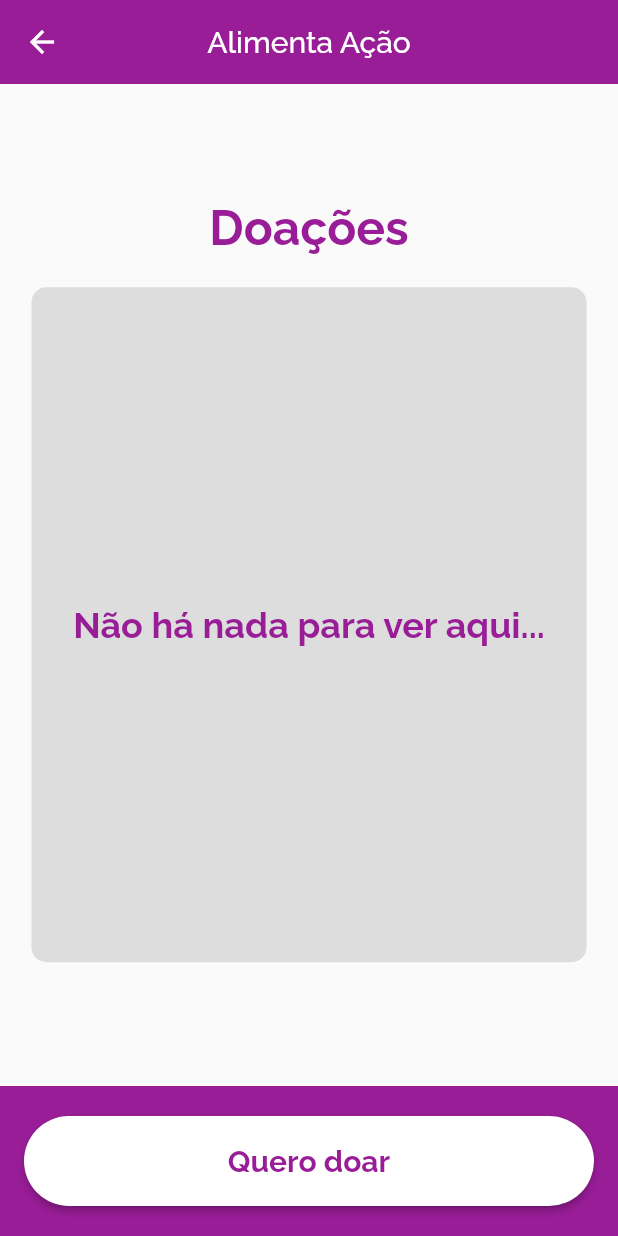
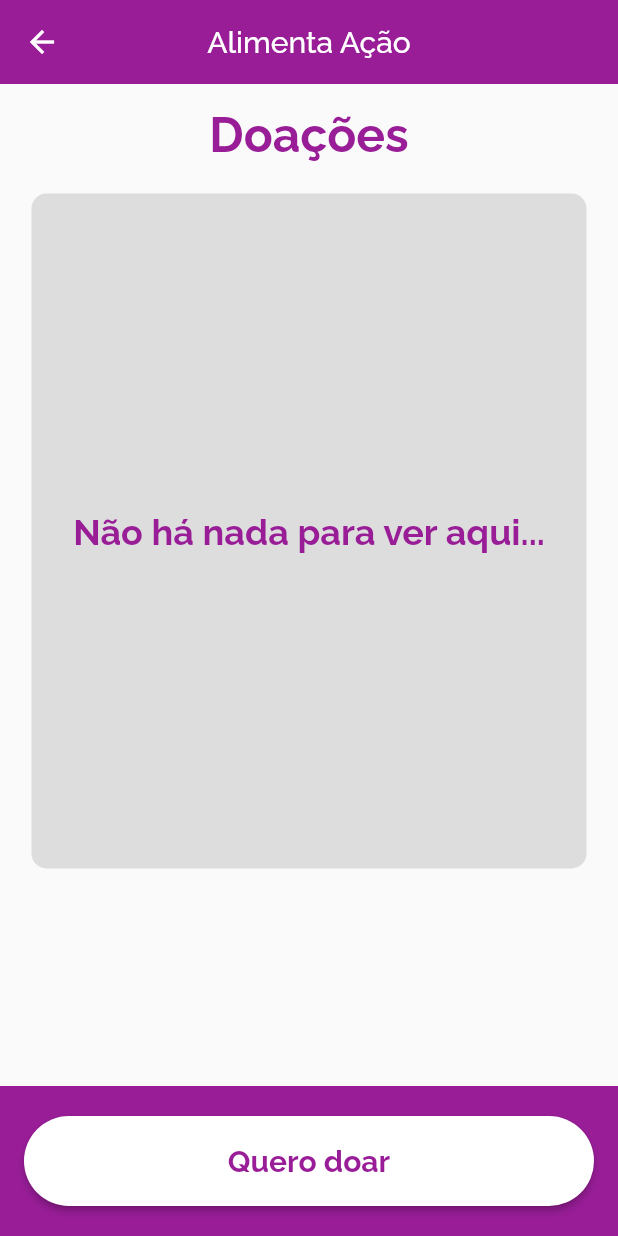
Before and after one commit to cuaitz/AlimentAcao, a Flutter app: the DonatorHomePageScreen screen opened by its route, on a phone screen of 412 x 824 dp. Run offline on Flutter 3.47's test engine with Material 2 defaults, Android fonts, the light colour scheme and no system bars; missing offline and left inert: flutter_osm_plugin.

Commit message:
Corrigido um erro de espaçamento

```diff
--- a/alimentacao/lib/view/donator_home_page.dart
+++ b/alimentacao/lib/view/donator_home_page.dart
@@ -47,14 +47,15 @@ class _DonatorHomePageScreenState extends State<DonatorHomePageScreen> {
           ),
         ),
       ),
-      body: Padding(
+      body: SingleChildScrollView(
+        child: Padding(
           padding: const EdgeInsets.symmetric(horizontal: 16),
           child: Column(
             crossAxisAlignment: CrossAxisAlignment.stretch,
             mainAxisAlignment: MainAxisAlignment.center,
             children: [
               Padding(
-              padding: const EdgeInsets.only(bottom: 15),
+                padding: const EdgeInsets.symmetric(vertical: 15),
                 child: Components.quickText(
                   "Doações",
                   color: Components.colorPurple,
@@ -78,6 +79,7 @@ class _DonatorHomePageScreenState extends State<DonatorHomePageScreen> {
                 ),
               )
             ],
+          ),
         ),
       )
     );
--- a/alimentacao/lib/view/receiver_home_page.dart
+++ b/alimentacao/lib/view/receiver_home_page.dart
@@ -47,14 +47,15 @@ class _ReceiverHomePageScreenState extends State<ReceiverHomePageScreen> {
           ),
         ),
       ),
-      body: Padding(
+      body: SingleChildScrollView(
+        child: Padding(
           padding: const EdgeInsets.symmetric(horizontal: 16),
           child: Column(
             crossAxisAlignment: CrossAxisAlignment.stretch,
             mainAxisAlignment: MainAxisAlignment.center,
             children: [
               Padding(
-              padding: const EdgeInsets.only(bottom: 15),
+                padding: const EdgeInsets.symmetric(vertical: 15),
                 child: Components.quickText(
                   "Doações",
                   color: Components.colorGreen,
@@ -78,6 +79,7 @@ class _ReceiverHomePageScreenState extends State<ReceiverHomePageScreen> {
                 ),
               )
             ],
+          ),
         ),
       )
     );
```
Lines whose indentation alone changed are shown as unchanged.
